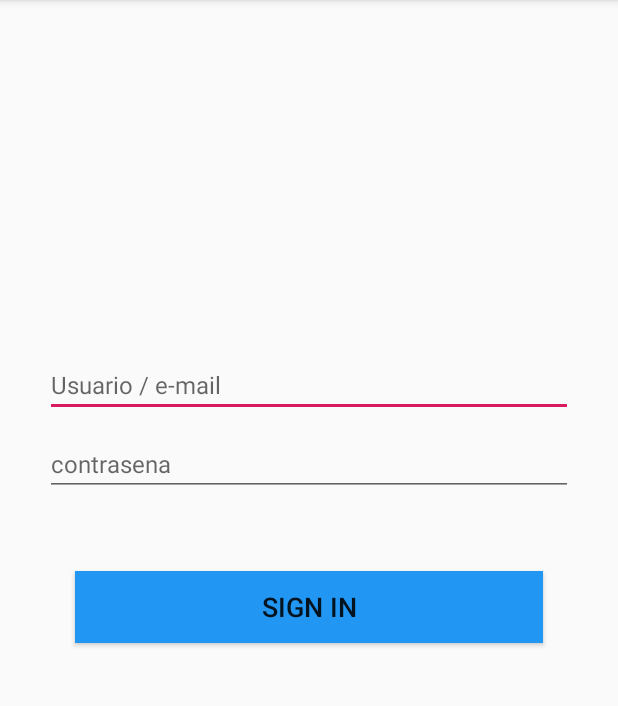
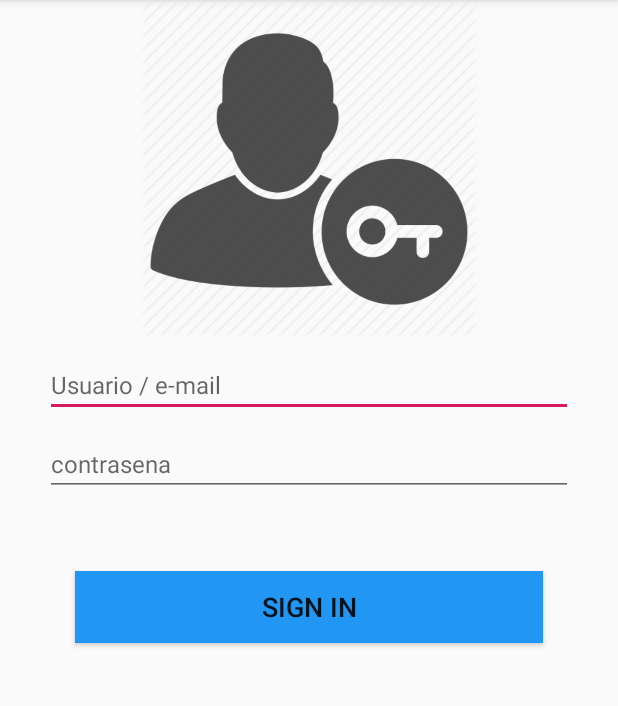
Before and after one commit to EliecerAguilar/AppsLab5EAguilar, an Android app: the screen it shows after launch (LoginActivity), on a phone screen of 412 x 824 dp, the part 84-790 px from its top. Run offline under Robolectric (Android 15) with nearby library versions, the phone set to English and light mode, and no system bars.

Commit message:
solucion mostrar imagen en vista

```diff
--- a/app/src/main/java/com/example/appslab5eaguilar/LoginActivity.java
+++ b/app/src/main/java/com/example/appslab5eaguilar/LoginActivity.java
@@ -5,15 +5,16 @@ import androidx.appcompat.app.AppCompatActivity;
 import android.content.Intent;
 import android.os.Bundle;
 import android.view.View;
-import android.widget.Button;
+
 import android.widget.EditText;
+import android.widget.ImageView;
 
 public class LoginActivity extends AppCompatActivity {
 
     private EditText edtUsr;
     private EditText edtPass;
     //private Button btnLogin;
-
+    private ImageView img;
 
     @Override
     protected void onCreate(Bundle savedInstanceState) {
@@ -27,6 +28,8 @@ public class LoginActivity extends AppCompatActivity {
     protected void load(){
         edtUsr = (EditText) findViewById(R.id.ETusr);
         edtPass = (EditText)findViewById(R.id.ETpass);
+        img = (ImageView)findViewById(R.id.imgLog);
+        img.setImageResource(R.drawable.login_icon);
     }
 
     //enviar datos a la siguiente actividad
--- a/app/src/main/res/layout/activity_login.xml
+++ b/app/src/main/res/layout/activity_login.xml
@@ -15,10 +15,14 @@
         tools:layout_editor_absoluteY="162dp">
 
         <ImageView
-            android:id="@+id/imageView"
+            android:id="@+id/imgLog"
             android:layout_width="match_parent"
             android:layout_height="225dp"
-            tools:src="@drawable/log" />
+            android:background="#00BE2020"
+            android:contentDescription="@string/cont"
+            android:visibility="visible"
+            tools:src="@drawable/login_icon"
+            tools:visibility="visible" />
 
 
 
@@ -31,7 +35,8 @@
             android:layout_marginHorizontal="30dp"
             android:layout_marginTop = "10dp"
             android:hint="@string/str_tv1"
-            android:textSize="16sp"/>
+            android:textSize="16sp"
+            android:autofillHints="@string/str_tv1"/>
 
         <EditText
             android:id="@+id/ETpass"
@@ -42,7 +47,8 @@
             android:layout_marginHorizontal="30dp"
             android:layout_marginTop = "10dp"
             android:hint="@string/str_tv2"
-            android:textSize="16sp"/>
+            android:textSize="16sp"
+            android:autofillHints="@string/str_tv2"/>
 
 
         <Button
@@ -53,6 +59,7 @@
             android:layout_marginTop="50dp"
             android:layout_marginHorizontal="50dp"
             android:textSize="18sp"
-            android:background="#2196F3"/>
+            android:background="#2196F3"
+            android:onClick="SignUp"/>
     </LinearLayout>
 </androidx.constraintlayout.widget.ConstraintLayout>
--- a/app/src/main/res/values/strings.xml
+++ b/app/src/main/res/values/strings.xml
@@ -7,4 +7,5 @@
     <string name="tvCed">Cedula</string>
     <string name="tvGru">Grupo</string>
     <string name="tvTem">Tema</string>
+    <string name="cont">desc img</string>
 </resources>
```
Also changed, not shown: app/src/main/res/drawable/user.jpg (added), 1 other file.
